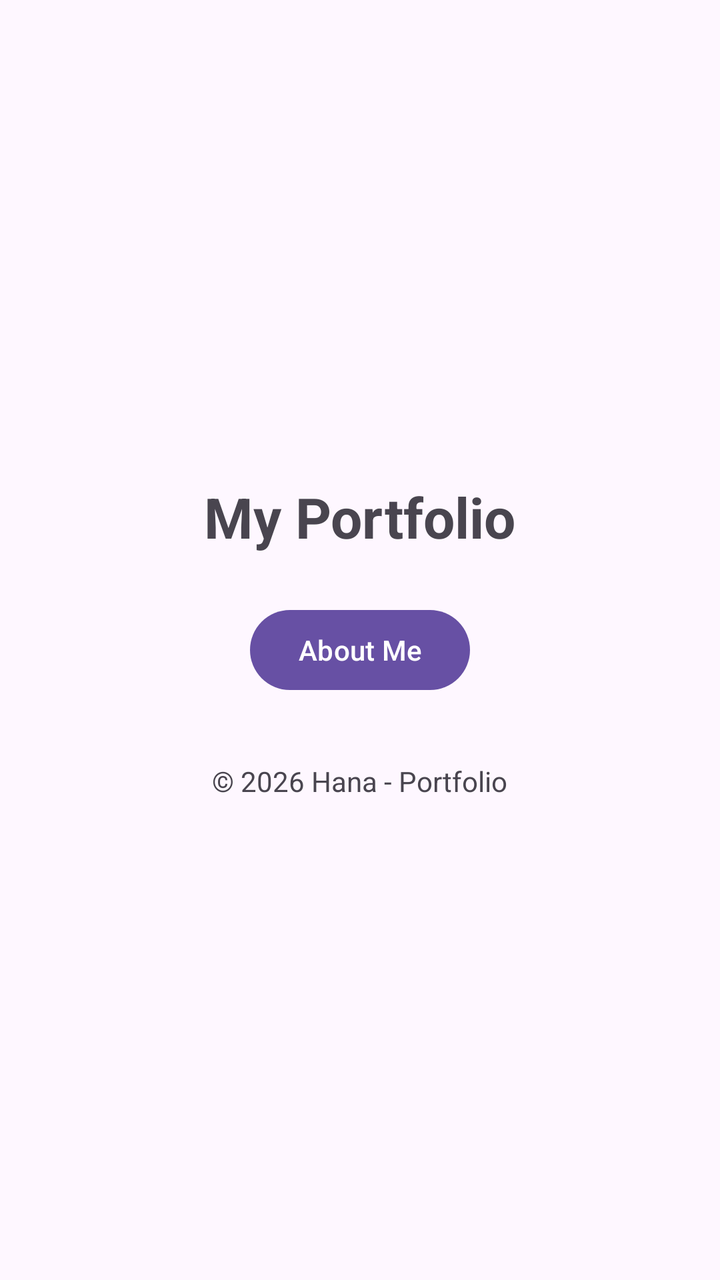
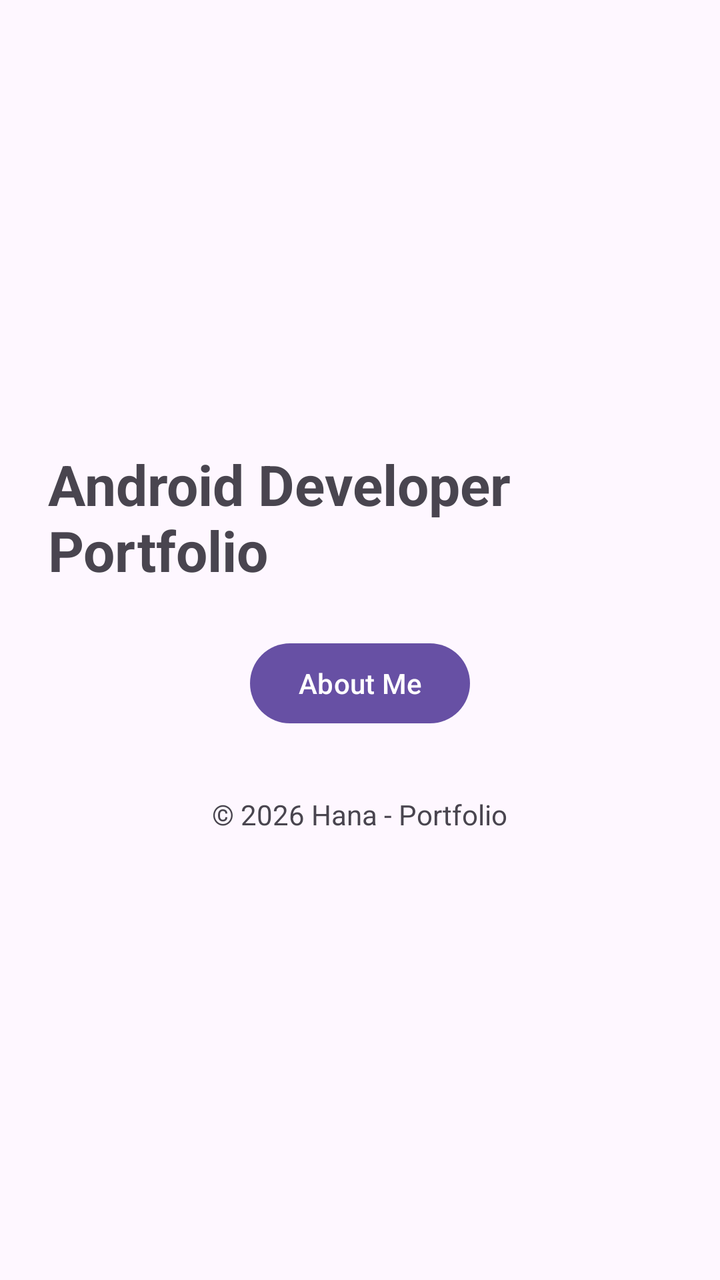

An Android layout rendered at two revisions. The XML below is the earlier revision; the diff shows what the commit changed to produce the second picture.
<!-- AndroidManifest.xml: application theme Theme.PortfolioApp -->
<!-- res/layout/activity_main.xml -->
<?xml version="1.0" encoding="utf-8"?>
<LinearLayout xmlns:android="http://schemas.android.com/apk/res/android"
    android:id="@+id/main"
    android:layout_width="match_parent"
    android:layout_height="match_parent"
    android:orientation="vertical"
    android:gravity="center"
    android:padding="24dp">

    <TextView
        android:layout_width="wrap_content"
        android:layout_height="wrap_content"
        android:text="My Portfolio"
        android:textSize="28sp"
        android:textStyle="bold" />

    <Button
        android:id="@+id/btnAbout"
        android:layout_width="wrap_content"
        android:layout_height="wrap_content"
        android:layout_marginTop="24dp"
        android:text="About Me" />

    <TextView
        android:layout_width="wrap_content"
        android:layout_height="wrap_content"
        android:layout_marginTop="32dp"
        android:text="© 2026 Hana - Portfolio" />

</LinearLayout>
<!-- resources referenced by this layout -->
<resources>
  <style name="Theme.PortfolioApp" parent="Base.Theme.PortfolioApp" />
  <style name="Base.Theme.PortfolioApp" parent="Theme.Material3.DayNight.NoActionBar">
          
          
      </style>
</resources>

<!-- the commit's change to res/layout/activity_main.xml (unified diff, before → after) -->
@@ -10,7 +10,7 @@
     <TextView
         android:layout_width="wrap_content"
         android:layout_height="wrap_content"
-        android:text="My Portfolio"
+        android:text="Android Developer Portfolio"
         android:textSize="28sp"
         android:textStyle="bold" />
 
